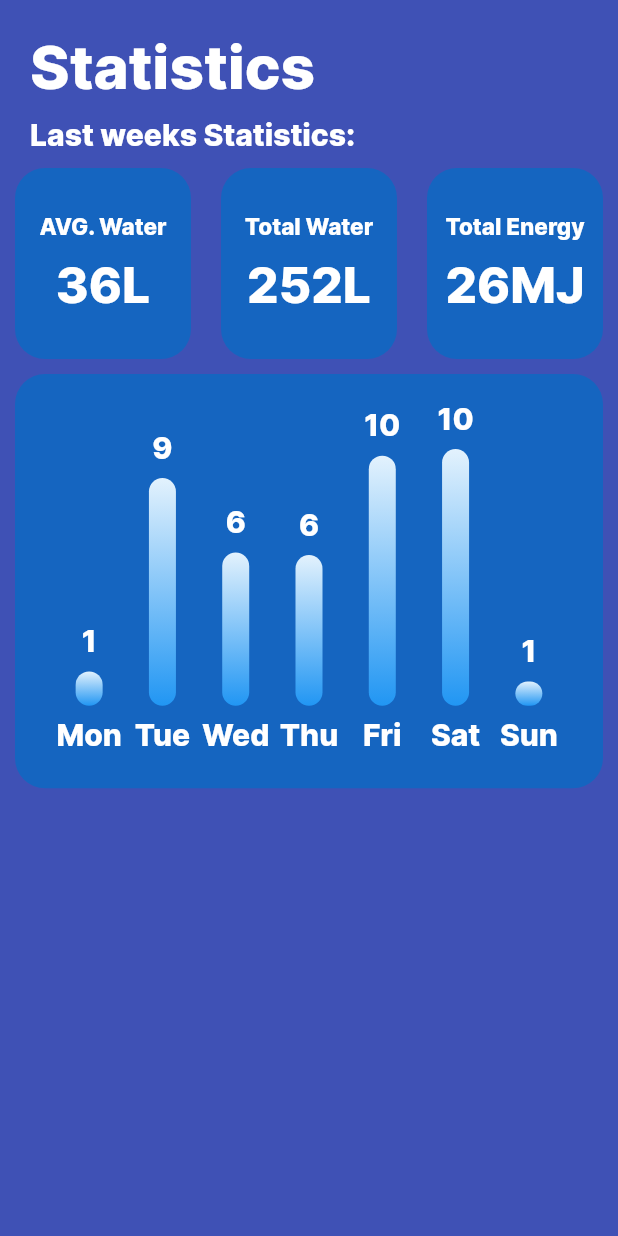
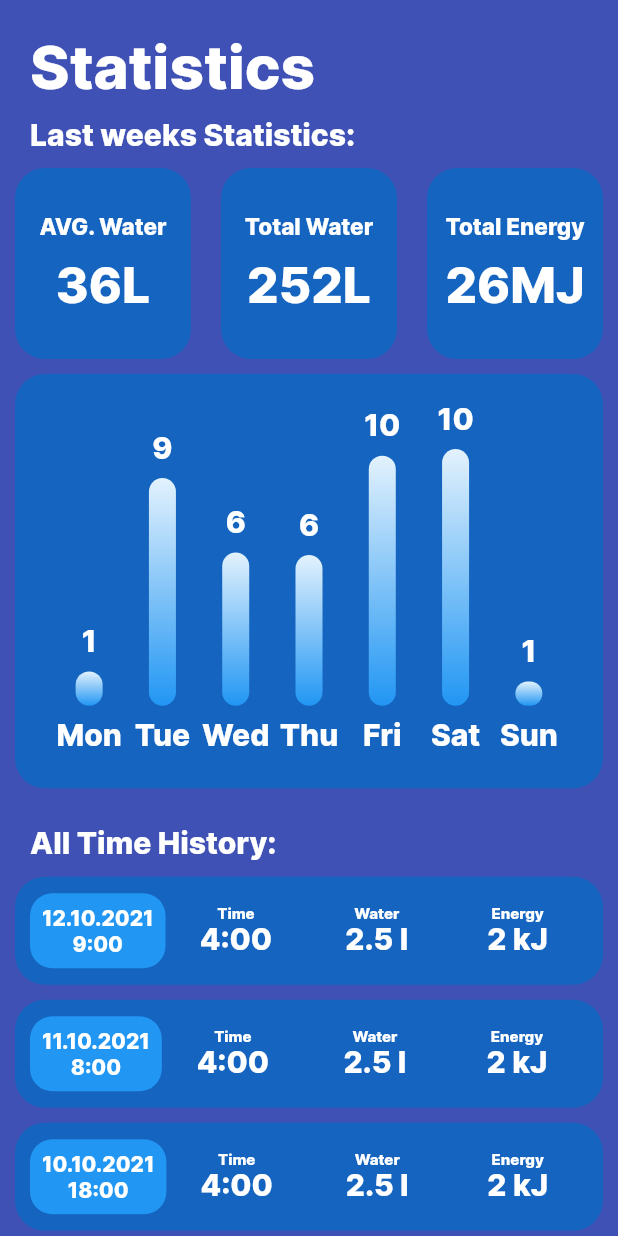
Before and after one commit to theKooker/hackaTum_InterhypApp, a Flutter app: the HistoryPage screen opened directly, on a phone screen of 412 x 824 dp. Run offline on Flutter 3.47's test engine with Material 2 defaults, Android fonts, the phone set to English and light mode, and no system bars; drawn by our look-alikes of fl_chart; our stand-ins replace shared_preferences, stop_watch_timer; accounts and stored records are empty.

Commit message:
did a lot of ui

```diff
--- a/shower_tracking_app/lib/components/heading.dart
+++ b/shower_tracking_app/lib/components/heading.dart
@@ -7,7 +7,7 @@ class Heading extends StatelessWidget {
 
   Widget build(BuildContext context) {
     return Padding(
-      padding: const EdgeInsets.only(left: 20, top: 20, bottom: 10),
+      padding: const EdgeInsets.only(left: 20, top: 20, bottom: 10  ),
       child: Text(
         title,
         style: const TextStyle(
--- /dev/null
+++ b/shower_tracking_app/lib/components/history_table.dart
@@ -0,0 +1,177 @@
+import 'package:flutter/material.dart';
+import 'package:shower_tracking_app/components/custom_card.dart';
+import 'package:shower_tracking_app/data/user_timing.dart';
+import 'package:shower_tracking_app/utils/local_storage_fetcher.dart';
+
+class HistoryTable extends StatefulWidget {
+  const HistoryTable({Key? key}) : super(key: key);
+
+  @override
+  State<HistoryTable> createState() => _HistoryTableState();
+}
+
+class _HistoryTableState extends State<HistoryTable> {
+  @override
+  Widget build(BuildContext context) {
+    var children = <Widget>[
+      _card(UserTiming(
+        day: '12',
+        month: '10',
+        year: '2021',
+        hour: '9',
+        minute: '00',
+        time: '4:00',
+      )),
+      _card(UserTiming(
+        day: '11',
+        month: '10',
+        year: '2021',
+        hour: '8',
+        minute: '00',
+        time: '4:00',
+      )),
+      _card(UserTiming(
+        day: '10',
+        month: '10',
+        year: '2021',
+        hour: '18',
+        minute: '00',
+        time: '4:00',
+      )),
+      _card(UserTiming(
+        day: '9',
+        month: '10',
+        year: '2021',
+        hour: '18',
+        minute: '00',
+        time: '4:00',
+      )),
+      _card(UserTiming(
+        day: '8',
+        month: '10',
+        year: '2021',
+        hour: '18',
+        minute: '00',
+        time: '4:00',
+      )),
+    ];
+
+    return Column(
+      children: children,
+    );
+  }
+
+  Widget _card(UserTiming item) {
+    var date = item.day + "." + item.month + "." + item.year;
+    var time = item.hour + ":" + item.minute;
+
+    var duration = item.time;
+
+    return CustomCard(
+      child: Row(
+        children: [
+          Container(
+            padding: EdgeInsets.all(8),
+            decoration: BoxDecoration(
+              borderRadius: BorderRadius.circular(15),
+              color: Colors.blue,
+            ),
+            child: Center(
+              child: Column(
+                children: [
+                  Text(
+                    date,
+                    style: const TextStyle(
+                      color: Colors.white,
+                    ),
+                  ),
+                  Text(
+                    time,
+                    style: const TextStyle(
+                      color: Colors.white,
+                    ),
+                  ),
+                ],
+              ),
+            ),
+          ),
+          Expanded(
+            child: Container(
+              padding: EdgeInsets.all(8),
+              child: Center(
+                child: Column(
+                  children: [
+                    const Text(
+                      "Time",
+                      style: TextStyle(
+                        color: Colors.white,
+                        fontSize: 10,
+                      ),
+                    ),
+                    Text(
+                      duration,
+                      style: const TextStyle(
+                        color: Colors.white,
+                        fontSize: 20,
+                      ),
+                    ),
+                  ],
+                ),
+              ),
+            ),
+          ),
+          Expanded(
+            child: Container(
+              padding: EdgeInsets.all(8),
+              child: Center(
+                child: Column(
+                  children: [
+                    const Text(
+                      "Water",
+                      style: TextStyle(
+                        color: Colors.white,
+                        fontSize: 10,
+                      ),
+                    ),
+                    Text(
+                      "2.5 l",
+                      style: const TextStyle(
+                        color: Colors.white,
+                        fontSize: 20,
+                      ),
+                    ),
+                  ],
+                ),
+              ),
+            ),
+          ),
+          Expanded(
+            child: Container(
+              padding: EdgeInsets.all(8),
+              child: Center(
+                child: Column(
+                  children: [
+                    const Text(
+                      "Energy",
+                      style: TextStyle(
+                        color: Colors.white,
+                        fontSize: 10,
+                      ),
+                    ),
+                    Text(
+                      "2 kJ",
+                      style: const TextStyle(
+                        color: Colors.white,
+                        fontSize: 20,
+                      ),
+                    ),
+                  ],
+                ),
+              ),
+            ),
+          ),
+        ],
+      ),
+    );
+  }
+}
--- a/shower_tracking_app/lib/components/statistics_grid.dart
+++ b/shower_tracking_app/lib/components/statistics_grid.dart
@@ -8,14 +8,12 @@ class StatisticsGrid extends StatelessWidget {
 
     return AspectRatio(
       aspectRatio: 3,
-      child: Expanded(
       child: Row(
         children: [
           _card(padding, "AVG. Water", "36L"),
           _card(padding, "Total Water", "252L"),
           _card(padding, "Total Energy", "26MJ"),
         ],
-        ),
       ),
     );
   }
--- a/shower_tracking_app/lib/data/UserTiming.dart
+++ /dev/null
@@ -1,15 +0,0 @@
-import 'dart:convert';
-
-class UserTiming {
-  String date;
-  String time;
-  UserTiming({required this.date, required this.time});
-  Map toJson() => {
-        'date': date,
-        'time': time,
-      };
-  static UserTiming fromString(String str) {
-      var jsonData = json.decode(str);
-      return UserTiming(date: jsonData['date'], time: jsonData['time']);
-  }
-}
--- /dev/null
+++ b/shower_tracking_app/lib/data/user_timing.dart
@@ -0,0 +1,51 @@
+import 'dart:convert';
+
+class UserTiming {
+  String day;
+  String month;
+  String year;
+
+  String hour;
+  String minute;
+
+  String time;
+
+  // UserTiming({required date, required time}) {
+  //   this.day = date.day.toString();
+  //   this.month = date.month.toString();
+  //   this.year = date.year.toString();
+  //   this.hour = date.hour.toString();
+  //   this.minute = date.minute.toString();
+  //   this.time = time.toString();
+  // }
+
+  UserTiming({
+    required this.day,
+    required this.month,
+    required this.year,
+    required this.hour,
+    required this.minute,
+    required this.time,
+  });
+
+  Map<String, dynamic> toJson() => {
+        "\"day\"": day,
+        "\"month\"": month,
+        "\"year\"": year,
+        "\"hour\"": hour,
+        "\"minute\"": minute,
+        "\"time\"": time,
+      };
+
+  static UserTiming fromString(String str) {
+    var jsonData = json.decode(str);
+    return UserTiming(
+      day: jsonData['day'].toString(),
+      month: jsonData['month'].toString(),
+      year: jsonData['year'].toString(),
+      hour: jsonData['hour'].toString(),
+      minute: jsonData['minute'].toString(),
+      time: jsonData['time'].toString(),
+    );
+  }
+}
--- a/shower_tracking_app/lib/network/history_data.dart
+++ /dev/null
@@ -1,3 +0,0 @@
-class HistoryData {
-
-}
--- a/shower_tracking_app/lib/pages/history_page.dart
+++ b/shower_tracking_app/lib/pages/history_page.dart
@@ -1,4 +1,5 @@
 import 'package:flutter/material.dart';
+import 'package:shower_tracking_app/components/history_table.dart';
 import 'package:shower_tracking_app/components/statistics_graph.dart';
 import 'package:shower_tracking_app/components/statistics_grid.dart';
 import 'package:shower_tracking_app/components/heading.dart';
@@ -16,6 +17,7 @@ class _HistoryPageState extends State<HistoryPage> {
     return Scaffold(
       backgroundColor: Colors.indigo,
       body: SafeArea(
+        child: SingleChildScrollView(
           child: Column(
             crossAxisAlignment: CrossAxisAlignment.start,
             children: [
@@ -33,7 +35,22 @@ class _HistoryPageState extends State<HistoryPage> {
               ),
               StatisticsGrid(),
               StatisticsGraph(),
+              const SizedBox(height: 20),
+              const Padding(
+                padding: EdgeInsets.only(left: 20, bottom: 5),
+                child: Text(
+                  "All Time History:",
+                  style: TextStyle(
+                    fontSize: 20,
+                    fontWeight: FontWeight.bold,
+                    color: Colors.white,
+                  ),
+                ),
+              ),
+              HistoryTable(),
+              const SizedBox(height: 150),
             ],
+          ),
         ),
       ),
     );
--- a/shower_tracking_app/lib/pages/recording_page.dart
+++ b/shower_tracking_app/lib/pages/recording_page.dart
@@ -1,8 +1,8 @@
 import 'dart:async';
 import 'dart:io';
-import 'package:shower_tracking_app/data/UserTiming.dart';
-import 'package:shower_tracking_app/utils/AppSharePreferences.dart';
-import 'package:shower_tracking_app/utils/localStorageFetcher.dart';
+import 'package:shower_tracking_app/data/user_timing.dart';
+import 'package:shower_tracking_app/utils/app_share_preferences.dart';
+import 'package:shower_tracking_app/utils/local_storage_fetcher.dart';
 import 'package:stop_watch_timer/stop_watch_timer.dart'; // Import stop_watch_timer
 
 import 'package:flutter/cupertino.dart';
@@ -45,7 +45,52 @@ class _RecordingPageState extends State<RecordingPage> {
                       "assets/images/Design_waterStreamSeamless.png",
                       fit: BoxFit.none),
                 ),
-                  ])),
+              ],
+            ),
+          ),
+          Positioned(
+            bottom: -20,
+            child: Opacity(
+              opacity: 0.5,
+              child: Image.asset(
+                "assets/images/BigBubbles_BigBubbles.png",
+                width: MediaQuery.of(context).size.width,
+                fit: BoxFit.fill,
+              ),
+            ),
+          ),
+          Positioned(
+            right: 0,
+            bottom: 250,
+            child: Image.asset(
+              "assets/images/SmallBubble_SmallBubble.png",
+              width: 150,
+            ),
+          ),
+          Positioned(
+            right: 50,
+            top: 80,
+            child: Image.asset(
+              "assets/images/SmallBubble_SmallBubble.png",
+              width: 40,
+            ),
+          ),
+          Positioned(
+            top: 80,
+            left: 10,
+            child: Image.asset(
+              "assets/images/SmallBubble_SmallBubble.png",
+              width: 250,
+            ),
+          ),
+          Positioned(
+            bottom: 150,
+            left: -70,
+            child: Image.asset(
+              "assets/images/SmallBubble_SmallBubble.png",
+              width: 200,
+            ),
+          ),
           Column(
             mainAxisAlignment: MainAxisAlignment.spaceEvenly,
             children: [
@@ -77,7 +122,14 @@ class _RecordingPageState extends State<RecordingPage> {
                               "assets/images/Design_startPushed.png";
                         } else {
                           _stopWatchTimer.onExecute.add(StopWatchExecute.reset);
-                          UserTiming timing = UserTiming(date: DateTime.now().toString(), time:_stopWatchTimer.secondTime.value.toString());
+                          UserTiming timing = UserTiming(
+                              day: DateTime.now().day.toString(),
+                              month: DateTime.now().month.toString(),
+                              year: DateTime.now().year.toString(),
+                              hour: DateTime.now().hour.toString(),
+                              minute: DateTime.now().minute.toString(),
+                              time:
+                                  _stopWatchTimer.secondTime.value.toString());
                           AppSharePreferences().addUserTiming(timing);
                           LocalStorageFetcher.fetchLocalStorage();
                           button_string = "assets/images/Design_redPushed.png";
@@ -100,7 +152,7 @@ class _RecordingPageState extends State<RecordingPage> {
                       children: [
                         Stack(
                           children: [
-                            Image.asset(button_string),
+                            Image.asset(button_string, height: 100),
                             if (_startTime)
                               Positioned.fill(
                                 child: Align(
--- a/shower_tracking_app/lib/utils/localStorageFetcher.dart
+++ b/shower_tracking_app/lib/utils/local_storage_fetcher.dart
@@ -1,5 +1,5 @@
-import 'package:shower_tracking_app/data/UserTiming.dart';
-import 'package:shower_tracking_app/utils/AppSharePreferences.dart';
+import 'package:shower_tracking_app/data/user_timing.dart';
+import 'package:shower_tracking_app/utils/app_share_preferences.dart';
 
 class LocalStorageFetcher {
   static List<UserTiming> fetchLocalStorage() {
```
Also changed, not shown: shower_tracking_app/lib/router.dart (+6 -3 lines), shower_tracking_app/lib/utils/app_share_preferences.dart (renamed from shower_tracking_app/lib/utils/AppSharePreferences.dart, +8 -5 lines). Lines whose indentation alone changed are shown as unchanged.
